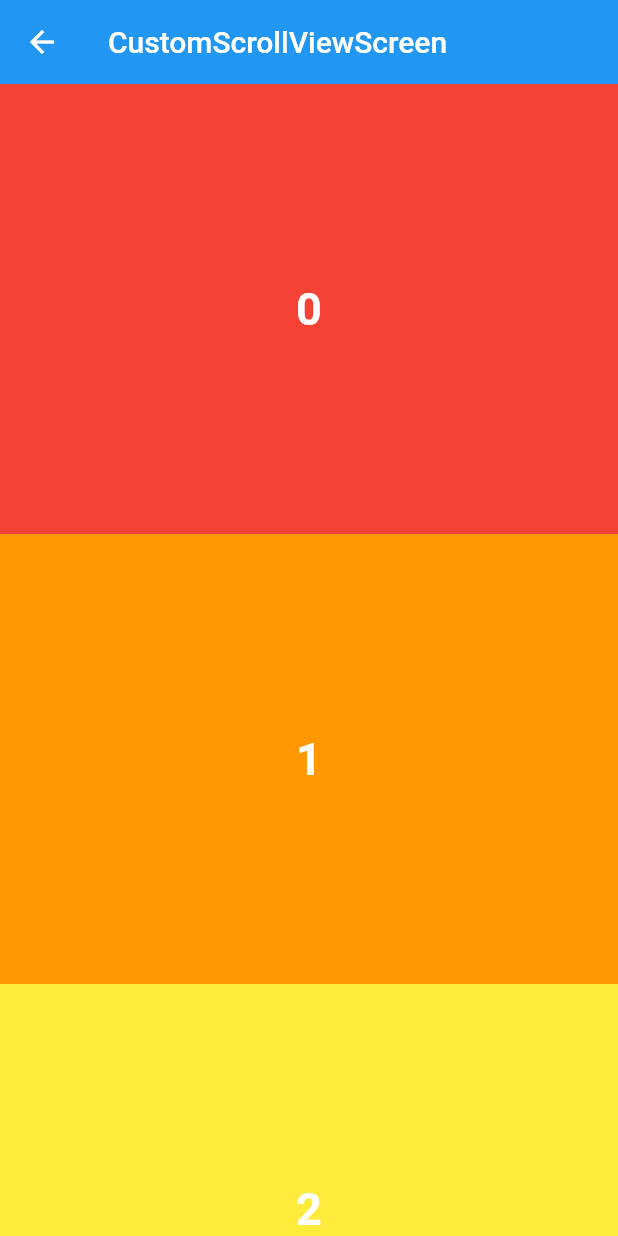
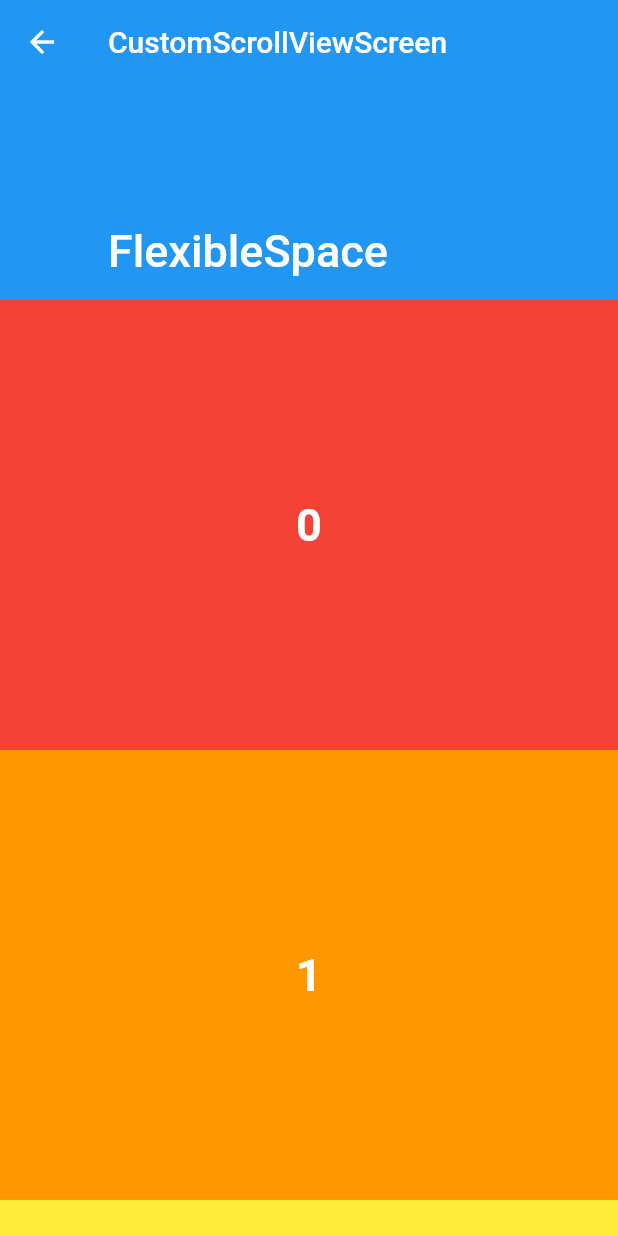
Before and after one commit to DongWooKim97/flutter-projects, a Flutter app: the CustomScrollViewScreen screen opened directly, on a phone screen of 412 x 824 dp. Run offline on Flutter 3.47's test engine with Material 2 defaults, Android fonts, the phone set to English and light mode, and no system bars; our stand-ins replace drift, flutter_colorpicker, geolocator, get_it, google_maps_flutter, image_picker and 4 more; missing offline and left inert: agora_rtc_engine; accounts and stored records are empty; generated files the repository leaves out were written again.

Commit message:
feat: SliveAppBar 파라미터 구현

```diff
--- a/scrollable_widgets/lib/screen/custom_scroll_view_screen.dart
+++ b/scrollable_widgets/lib/screen/custom_scroll_view_screen.dart
@@ -11,9 +11,65 @@ class CustomScrollViewScreen extends StatelessWidget {
     return Scaffold(
       body: CustomScrollView(
         slivers: [
-          const SliverAppBar(title: Text('CustomScrollViewScreen')),
-          renderBuilderSliverList(),
+          // slivers안에는 무조건 Sliver관련 위젯만 들어가야한다. sliver키워드에 집착해야함.₩
+          renderSliverAppBar(),
+          renderBuilderSliverList()
         ],
+      ),
+    );
+  }
+
+  SliverAppBar renderSliverAppBar() {
+    return const SliverAppBar(
+      // false일 땐 맨 위로 올라가야지만 보이는데trueaㅕㄴ 중간에 올려도 보임.
+      floating: true,
+      // true일 땐 기본 AppBar를 구현했을 떄 나오는 방식. 완전고정
+      pinned: false,
+      // 자석처럼 조금만 이동해도 아래로 쭉 내려옴. false일 떈 중간에도 걸침. 한번 해보자.
+      // floting이 true일때만 사용할 수 있다.
+      snap: false,
+      // 맨 위에서 당겼을 떄 뒤에 Scaffold가 보임. 이걸 안보이게끔 하기위해
+      // Appbar를 늘리는거임. defalut = false
+      stretch: true,
+      // 늘어났을때 최대사이즈
+      expandedHeight: 200,
+      // 닫혀있을때 최소사이즈
+      collapsedHeight: 150,
+      flexibleSpace: FlexibleSpaceBar(
+        title: Text('FlexibleSpace'),
+      ),
+      title: Text('CustomScrollViewScreen'),
+    );
+  }
+
+// GridView.builder와 좀 비슷함.
+  SliverGrid renderBuilderSliverGrid() {
+    return SliverGrid(
+      delegate: SliverChildBuilderDelegate((context, index) {
+        return renderContainer(
+          color: rainbowColors[index % rainbowColors.length],
+          index: index,
+        );
+      }, childCount: 100),
+      gridDelegate: const SliverGridDelegateWithMaxCrossAxisExtent(
+        maxCrossAxisExtent: 150,
+      ),
+    );
+  }
+
+// GridView.count와 유사함
+  SliverGrid renderChildSliverGrid() {
+    return SliverGrid(
+      delegate: SliverChildListDelegate(numbers
+          .map(
+            (e) => renderContainer(
+              color: rainbowColors[e % rainbowColors.length],
+              index: e,
+            ),
+          )
+          .toList()),
+      gridDelegate: const SliverGridDelegateWithFixedCrossAxisCount(
+        crossAxisCount: 2,
       ),
     );
   }
```
